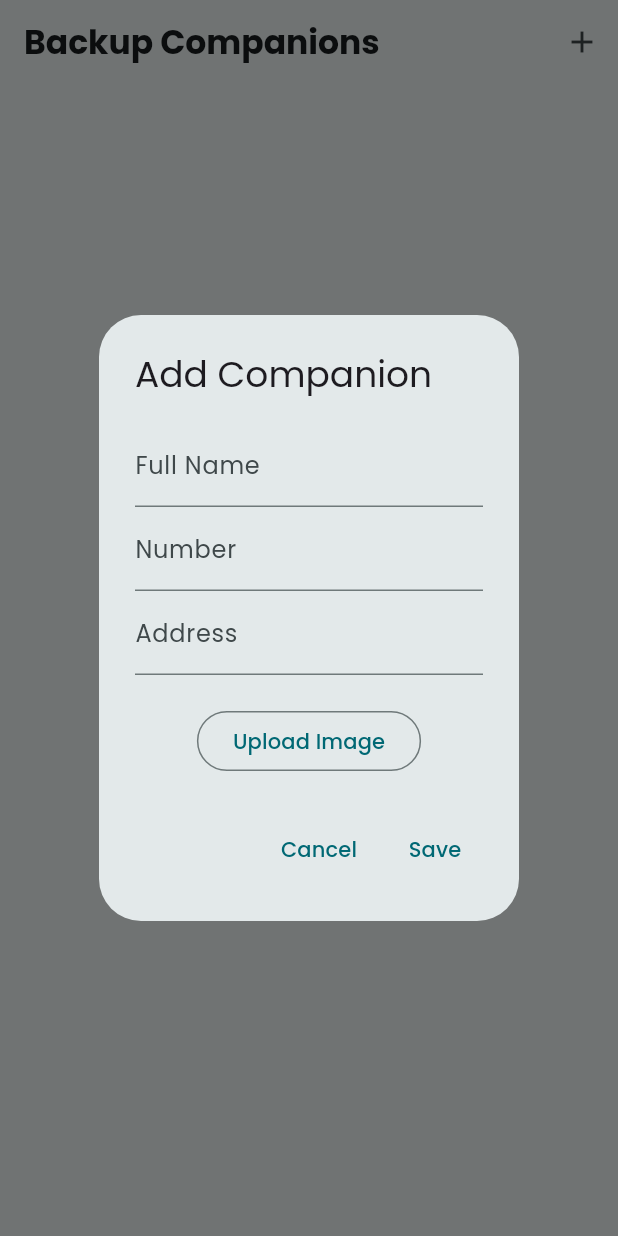
After one commit to czarbasanal/wanderguard_companion_app, a Flutter app: the BackupCompanionList screen opened directly, after a tap on the "add" icon, on a phone screen of 412 x 824 dp. The commit adds this screen. Run offline on Flutter 3.47's test engine with Material 3 defaults, Android fonts, the phone set to English and light mode, and no system bars; our stand-ins replace carousel_slider, cloud_firestore, firebase_auth, firebase_core, flutter_spinkit, flutter_svg and 9 more; missing offline and left inert: dynamic_multi_step_form; accounts and stored records are empty.

Commit message:
can add backup companions

```diff
--- /dev/null
+++ b/lib/screens/profile/backup_companion_list.dart
@@ -0,0 +1,220 @@
+import 'package:flutter/material.dart';
+import 'package:google_fonts/google_fonts.dart';
+
+class BackupCompanionList extends StatefulWidget {
+  @override
+  _BackupCompanionListState createState() => _BackupCompanionListState();
+}
+
+class _BackupCompanionListState extends State<BackupCompanionList> {
+  List<Map<String, dynamic>> companions = [];
+
+  void _addCompanion(
+      String name, String phone, String address, ImageProvider<Object>? image) {
+    setState(() {
+      companions.add({
+        'name': name,
+        'phone': phone,
+        'address': address,
+        'image': image,
+      });
+    });
+  }
+
+  void _showAddCompanionDialog() {
+    showDialog(
+      context: context,
+      builder: (BuildContext context) {
+        return AddCompanionDialog(onSave: _addCompanion);
+      },
+    );
+  }
+
+  @override
+  Widget build(BuildContext context) {
+    return Scaffold(
+      appBar: AppBar(
+        title: Text('Backup Companions',
+            style: GoogleFonts.poppins(fontWeight: FontWeight.bold)),
+        automaticallyImplyLeading: false,
+        actions: [
+          IconButton(
+            icon: Icon(Icons.add),
+            onPressed: _showAddCompanionDialog,
+          ),
+        ],
+      ),
+      body: companions.isEmpty
+          ? Center(
+              child: Text(
+                'No Backup Companions',
+                style: GoogleFonts.poppins(color: Colors.grey, fontSize: 18),
+              ),
+            )
+          : ListView.builder(
+              itemCount: companions.length,
+              itemBuilder: (context, index) {
+                final companion = companions[index];
+                return Card(
+                  margin: EdgeInsets.all(10),
+                  child: Container(
+                    height: 140, // Increased height
+                    padding: EdgeInsets.all(15), // Increased padding
+                    child: Row(
+                      children: [
+                        Container(
+                          width: 90,
+                          height: 90, // Increased width and height
+                          decoration: BoxDecoration(
+                            borderRadius: BorderRadius.circular(8),
+                            color: Colors.grey.shade300,
+                            image: companion['image'] != null
+                                ? DecorationImage(
+                                    image: companion['image'],
+                                    fit: BoxFit.cover,
+                                  )
+                                : null,
+                          ),
+                          child: companion['image'] == null
+                              ? Icon(
+                                  Icons.person,
+                                  color: Colors.grey,
+                                  size: 50,
+                                )
+                              : null,
+                        ),
+                        SizedBox(width: 20),
+                        Expanded(
+                          child: Column(
+                            crossAxisAlignment: CrossAxisAlignment.start,
+                            mainAxisAlignment: MainAxisAlignment.center,
+                            children: [
+                              Text(
+                                companion['name'],
+                                style: GoogleFonts.poppins(
+                                    fontSize: 22, // Increased font size
+                                    fontWeight: FontWeight.bold),
+                              ),
+                              SizedBox(height: 5),
+                              Text(
+                                companion['phone'],
+                                style: GoogleFonts.poppins(
+                                    fontSize: 18), // Increased font size
+                              ),
+                              SizedBox(height: 5),
+                              Text(
+                                'Address: ${companion['address']}',
+                                style: GoogleFonts.poppins(
+                                    fontSize: 18), // Increased font size
+                              ),
+                            ],
+                          ),
+                        ),
+                      ],
+                    ),
+                  ),
+                );
+              },
+            ),
+    );
+  }
+}
+
+class AddCompanionDialog extends StatefulWidget {
+  final Function(String, String, String, ImageProvider<Object>?) onSave;
+
+  AddCompanionDialog({required this.onSave});
+
+  @override
+  _AddCompanionDialogState createState() => _AddCompanionDialogState();
+}
+
+class _AddCompanionDialogState extends State<AddCompanionDialog> {
+  final _formKey = GlobalKey<FormState>();
+  String _name = '';
+  String _phone = '';
+  String _address = '';
+  ImageProvider<Object>? _image;
+
+  void _saveCompanion() {
+    if (_formKey.currentState!.validate()) {
+      _formKey.currentState!.save();
+      widget.onSave(_name, _phone, _address, _image);
+      Navigator.of(context).pop();
+    }
+  }
+
+  @override
+  Widget build(BuildContext context) {
+    return AlertDialog(
+      title: Text('Add Companion', style: GoogleFonts.poppins()),
+      content: SingleChildScrollView(
+        child: Form(
+          key: _formKey,
+          child: Column(
+            children: [
+              TextFormField(
+                decoration: InputDecoration(labelText: 'Full Name'),
+                validator: (value) {
+                  if (value!.isEmpty) {
+                    return 'Please enter a name';
+                  }
+                  return null;
+                },
+                onSaved: (value) {
+                  _name = value!;
+                },
+                style: GoogleFonts.poppins(),
+              ),
+              TextFormField(
+                decoration: InputDecoration(labelText: 'Number'),
+                validator: (value) {
+                  if (value!.isEmpty) {
+                    return 'Please enter a number';
+                  }
+                  return null;
+                },
+                onSaved: (value) {
+                  _phone = value!;
+                },
+                style: GoogleFonts.poppins(),
+              ),
+              TextFormField(
+                decoration: InputDecoration(labelText: 'Address'),
+                validator: (value) {
+                  if (value!.isEmpty) {
+                    return 'Please enter an address';
+                  }
+                  return null;
+                },
+                onSaved: (value) {
+                  _address = value!;
+                },
+                style: GoogleFonts.poppins(),
+              ),
+              SizedBox(height: 20),
+              OutlinedButton(
+                onPressed: () {
+                  // Handle image upload here
+                },
+                child: Text('Upload Image', style: GoogleFonts.poppins()),
+              ),
+            ],
+          ),
+        ),
+      ),
+      actions: [
+        TextButton(
+          onPressed: () {
+            Navigator.of(context).pop();
+          },
+          child: Text('Cancel', style: GoogleFonts.poppins()),
+        ),
+        TextButton(
+          onPressed: _saveCompanion,
+          child: Text('Save', style: GoogleFonts.poppins()),
+        ),
+      ],
+    );
+  }
+}
--- a/lib/screens/profile/profile_screen.dart
+++ b/lib/screens/profile/profile_screen.dart
@@ -3,6 +3,7 @@ import 'package:flutter_svg/flutter_svg.dart';
 import 'package:google_fonts/google_fonts.dart';
 import '../../controllers/auth_controller.dart';
 import '../../utils/size_config.dart';
+import '../../widgets/navbar.dart';
 import 'profile_content.dart';
 
 class ProfileScreen extends StatefulWidget {
```
Also changed, not shown: lib/screens/profile/profile_content.dart (+10 -1 lines).
